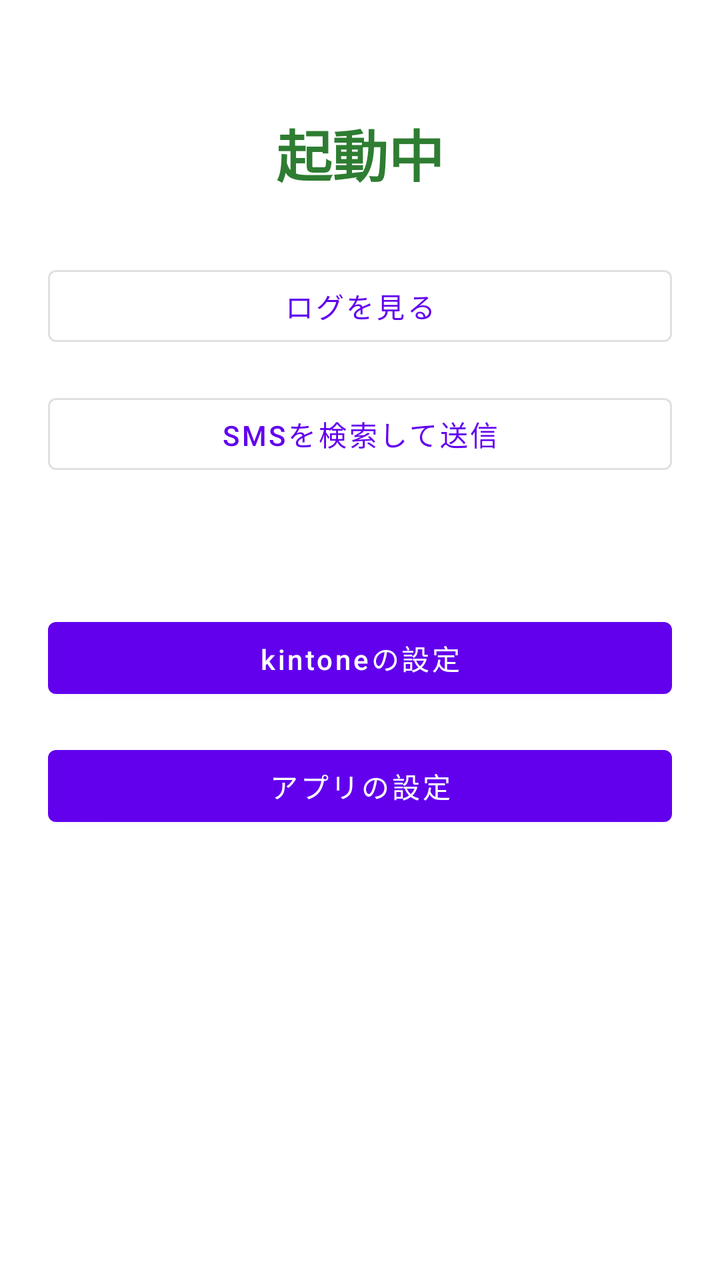
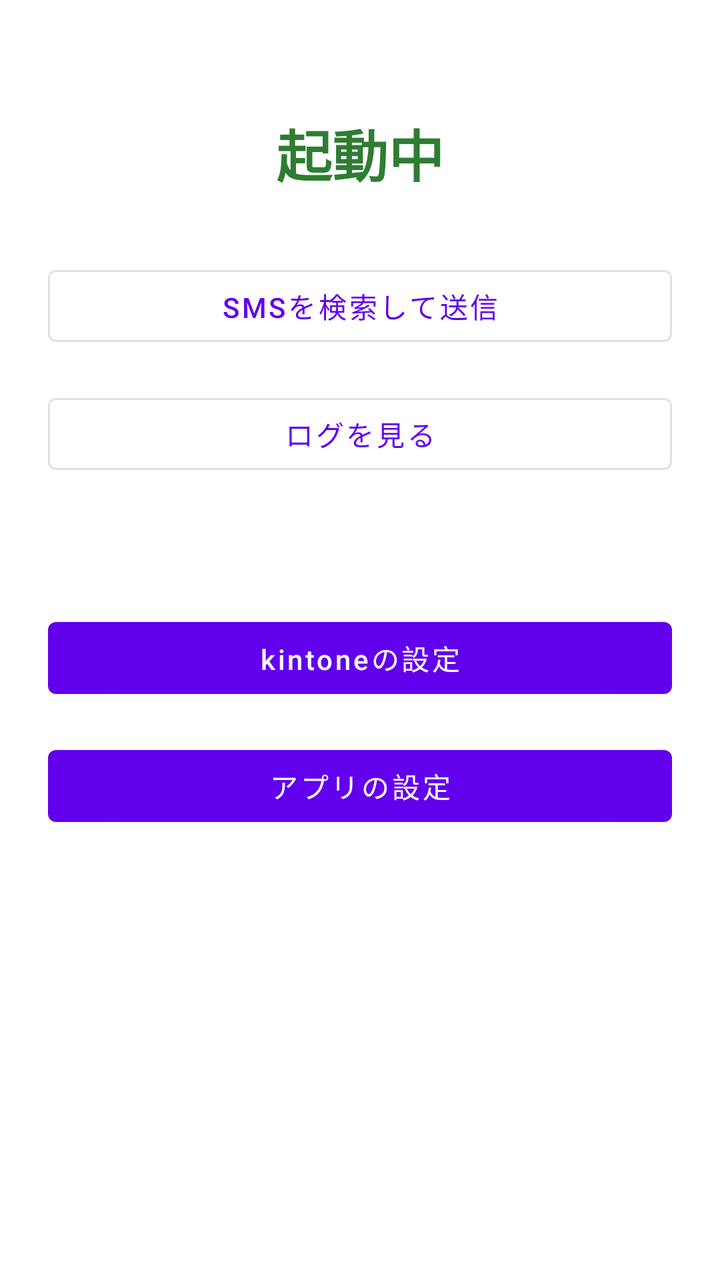

Before-and-after screenshots of an Android layout around one commit, followed by the original layout XML and the change that was made.
<!-- AndroidManifest.xml: application theme Theme.SmsToKintone -->
<!-- res/layout/activity_top.xml -->
<?xml version="1.0" encoding="utf-8"?>
<ScrollView xmlns:android="http://schemas.android.com/apk/res/android"
    xmlns:app="http://schemas.android.com/apk/res-auto"
    android:layout_width="match_parent"
    android:layout_height="match_parent">

    <LinearLayout
        android:layout_width="match_parent"
        android:layout_height="wrap_content"
        android:orientation="vertical"
        android:padding="24dp">

        <TextView
            android:id="@+id/tvTopStatus"
            android:layout_width="match_parent"
            android:layout_height="wrap_content"
            android:layout_marginTop="32dp"
            android:layout_marginBottom="32dp"
            android:gravity="center"
            android:text="@string/top_status_running"
            android:textColor="@color/status_running"
            android:textSize="28sp"
            android:textStyle="bold" />

        <com.google.android.material.button.MaterialButton
            android:id="@+id/btnOpenLog"
            style="@style/Widget.MaterialComponents.Button.OutlinedButton"
            android:layout_width="match_parent"
            android:layout_height="wrap_content"
            android:text="@string/btn_open_log" />

        <com.google.android.material.button.MaterialButton
            android:id="@+id/btnOpenSmsSearch"
            style="@style/Widget.MaterialComponents.Button.OutlinedButton"
            android:layout_width="match_parent"
            android:layout_height="wrap_content"
            android:layout_marginTop="16dp"
            android:text="@string/btn_open_sms_search" />

        <com.google.android.material.button.MaterialButton
            android:id="@+id/btnOpenKintoneSettings"
            android:layout_width="match_parent"
            android:layout_height="wrap_content"
            android:layout_marginTop="64dp"
            android:text="@string/btn_open_kintone_settings"
            android:textAllCaps="false" />

        <com.google.android.material.button.MaterialButton
            android:id="@+id/btnOpenAppSettings"
            android:layout_width="match_parent"
            android:layout_height="wrap_content"
            android:layout_marginTop="16dp"
            android:text="@string/btn_open_app_settings" />

    </LinearLayout>
</ScrollView>
<!-- resources referenced by this layout -->
<resources>
  <color name="status_running">#2E7D32</color>
  <string name="btn_open_app_settings">アプリの設定</string>
  <string name="btn_open_kintone_settings">kintoneの設定</string>
  <string name="btn_open_log">ログを見る</string>
  <string name="btn_open_sms_search">SMSを検索して送信</string>
  <string name="top_status_running">起動中</string>
  <style name="Theme.SmsToKintone" parent="Theme.MaterialComponents.DayNight.NoActionBar">
          <item name="colorPrimary">@color/purple_500</item>
          <item name="colorPrimaryVariant">@color/purple_700</item>
          <item name="colorOnPrimary">@color/white</item>
          <item name="colorSecondary">@color/teal_200</item>
          <item name="colorSecondaryVariant">@color/teal_700</item>
          <item name="colorOnSecondary">@color/black</item>
      </style>
  <color name="purple_500">#6200EE</color>
  <color name="purple_700">#3700B3</color>
  <color name="white">#FFFFFFFF</color>
  <color name="teal_200">#03DAC5</color>
  <color name="teal_700">#018786</color>
  <color name="black">#FF000000</color>
</resources>

<!-- the commit's change to res/layout/activity_top.xml (unified diff, before → after) -->
@@ -23,19 +23,19 @@
             android:textStyle="bold" />
 
         <com.google.android.material.button.MaterialButton
+            android:id="@+id/btnOpenSmsSearch"
+            style="@style/Widget.MaterialComponents.Button.OutlinedButton"
+            android:layout_width="match_parent"
+            android:layout_height="wrap_content"
+            android:text="@string/btn_open_sms_search" />
+
+        <com.google.android.material.button.MaterialButton
             android:id="@+id/btnOpenLog"
             style="@style/Widget.MaterialComponents.Button.OutlinedButton"
             android:layout_width="match_parent"
             android:layout_height="wrap_content"
+            android:layout_marginTop="16dp"
             android:text="@string/btn_open_log" />
-
-        <com.google.android.material.button.MaterialButton
-            android:id="@+id/btnOpenSmsSearch"
-            style="@style/Widget.MaterialComponents.Button.OutlinedButton"
-            android:layout_width="match_parent"
-            android:layout_height="wrap_content"
-            android:layout_marginTop="16dp"
-            android:text="@string/btn_open_sms_search" />
 
         <com.google.android.material.button.MaterialButton
             android:id="@+id/btnOpenKintoneSettings"
